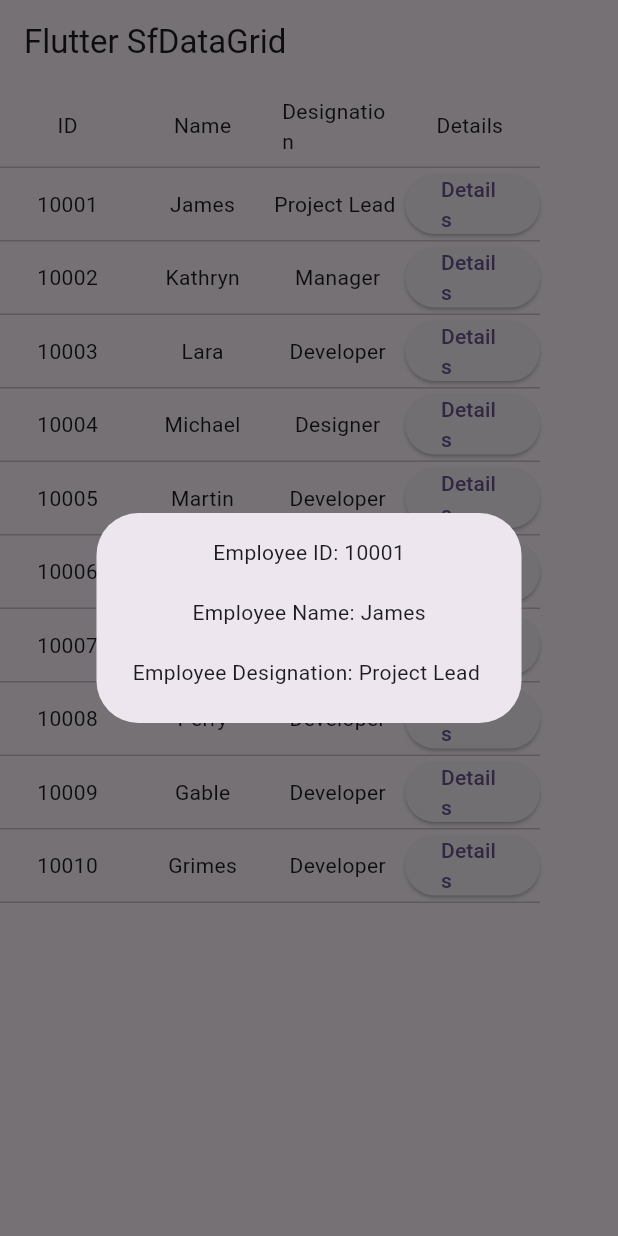
After one commit to greenhelix/dev_logs, a Flutter app: the SfDataGridDemo screen opened directly, after a tap on "Details", on a phone screen of 412 x 824 dp. The commit adds this screen. Run offline on Flutter 3.47's test engine with Material 3 defaults, Android fonts, the phone set to English and light mode, and no system bars; drawn by our look-alikes of syncfusion_flutter_datagrid.

Commit message:
Flutter Table
Flutter Table
Data Table을 사용하는데, 표 안에서 버틀을 만드는 것 등을
간단하게 구현할 수 있다.
그리고 이것 말고도 템플릿으로 여러가지가 있는듯하다.
opensource 형태로 제공되는데 어떻게 적용하는지 다음에 알아볼 예정이다.

그리고    dependency에 대해 pubspec.yaml에 추가를 하면 자동으로 impot 를 인지하고 다운로드도 받는다.

```diff
--- a/Flutter/flutter_ui_study/lib/table1.dart
+++ b/Flutter/flutter_ui_study/lib/tables/table1.dart
@@ -54,6 +54,8 @@
             }),
             cells: <DataCell>[DataCell(Text('Row $index')), DataCell(Text('test $index'))],  // column items add
             selected: selected[index],
+
+
             onSelectChanged: (bool? value) {
               setState(() {
                 selected[index] = value!;
--- /dev/null
+++ b/Flutter/flutter_ui_study/lib/tables/table2.dart
@@ -0,0 +1,153 @@
+import 'package:flutter/material.dart';
+import 'package:syncfusion_flutter_datagrid/datagrid.dart';
+
+void main() {
+  runApp(MaterialApp(
+      title: 'Flutter Demo',
+      theme: ThemeData(
+        primarySwatch: Colors.blue,
+      ),
+      home: const SfDataGridDemo()));
+}
+
+class SfDataGridDemo extends StatefulWidget {
+  const SfDataGridDemo({Key? key}) : super(key: key);
+
+  @override
+  _SfDataGridDemoState createState() => _SfDataGridDemoState();
+}
+
+class _SfDataGridDemoState extends State<SfDataGridDemo> {
+  List<Employee> _employees = <Employee>[];
+  late EmployeeDataSource _employeeDataSource;
+
+  @override
+  void initState() {
+    super.initState();
+    _employees = getEmployeeData();
+    _employeeDataSource = EmployeeDataSource(_employees);
+  }
+
+  @override
+  Widget build(BuildContext context) {
+    return Scaffold(
+      appBar: AppBar(
+        title: const Text('Flutter SfDataGrid'),
+      ),
+      body: SfDataGrid(source: _employeeDataSource, columns: [
+        GridColumn(
+          columnName: 'id',
+          label: Container(
+            padding: const EdgeInsets.all(8.0),
+            alignment: Alignment.center,
+            child: const Text('ID'),
+          ),
+        ),
+        GridColumn(
+          columnName: 'name',
+          label: Container(
+            padding: const EdgeInsets.all(8.0),
+            alignment: Alignment.center,
+            child: const Text('Name'),
+          ),
+        ),
+        GridColumn(
+          columnName: 'designation',
+          label: Container(
+            padding: const EdgeInsets.all(8.0),
+            alignment: Alignment.center,
+            child: const Text('Designation'),
+          ),
+        ),
+        GridColumn(
+          columnName: 'button',
+          label: Container(
+            padding: const EdgeInsets.all(8.0),
+            alignment: Alignment.center,
+            child: const Text('Details '),
+          ),
+        ),
+      ]),
+    );
+  }
+
+  List<Employee> getEmployeeData() {
+    return [
+      Employee(10001, 'James', 'Project Lead '),
+      Employee(10002, 'Kathryn', 'Manager'),
+      Employee(10003, 'Lara', 'Developer'),
+      Employee(10004, 'Michael', 'Designer'),
+      Employee(10005, 'Martin', 'Developer'),
+      Employee(10006, 'Newberry', 'Developer'),
+      Employee(10007, 'Balnc', 'Developer'),
+      Employee(10008, 'Perry', 'Developer'),
+      Employee(10009, 'Gable', 'Developer'),
+      Employee(10010, 'Grimes', 'Developer'),
+    ];
+  }
+}
+
+class EmployeeDataSource extends DataGridSource {
+  EmployeeDataSource(List<Employee> employees) {
+    buildDataGridRow(employees);
+  }
+
+  void buildDataGridRow(List<Employee> employeeData) {
+    dataGridRow = employeeData.map<DataGridRow>((employee) {
+      return DataGridRow(cells: [
+        DataGridCell<int>(columnName: 'id', value: employee.id),
+        DataGridCell<String>(columnName: 'name', value: employee.name),
+        DataGridCell<String>(
+            columnName: 'designation', value: employee.designation),
+        const DataGridCell<Widget>(columnName: 'button', value: null),
+      ]);
+    }).toList();
+  }
+
+  List<DataGridRow> dataGridRow = <DataGridRow>[];
+
+  @override
+  List<DataGridRow> get rows => dataGridRow.isEmpty ? [] : dataGridRow;
+
+  @override
+  DataGridRowAdapter? buildRow(DataGridRow row) {
+    return DataGridRowAdapter(
+        cells: row.getCells().map<Widget>((dataGridCell) {
+          return Container(
+              alignment: Alignment.center,
+              child: dataGridCell.columnName == 'button'
+                  ? LayoutBuilder(
+                  builder: (BuildContext context, BoxConstraints constraints) {
+                    return ElevatedButton(
+                        onPressed: () {
+                          showDialog(
+                              context: context,
+                              builder: (context) => AlertDialog(
+                                  content: SizedBox(
+                                      height: 100,
+                                      child: Column(
+                                        mainAxisAlignment:
+                                        MainAxisAlignment.spaceBetween,
+                                        children: [
+                                          Text(
+                                              'Employee ID: ${row.getCells()[0].value.toString()}'),
+                                          Text(
+                                              'Employee Name: ${row.getCells()[1].value.toString()}'),
+                                          Text(
+                                              'Employee Designation: ${row.getCells()[2].value.toString()}'),
+                                        ],
+                                      ))));
+                        },
+                        child: const Text('Details'));
+                  })
+                  : Text(dataGridCell.value.toString()));
+        }).toList());
+  }
+}
+
+class Employee {
+  Employee(this.id, this.name, this.designation);
+  final int id;
+  final String name;
+  final String designation;
+}
--- a/Flutter/flutter_ui_study/pubspec.yaml
+++ b/Flutter/flutter_ui_study/pubspec.yaml
@@ -30,6 +30,7 @@
 dependencies:
   flutter:
     sdk: flutter
+  syncfusion_flutter_datagrid: ^29.1.35
 
   # The following adds the Cupertino Icons font to your application.
   # Use with the CupertinoIcons class for iOS style icons.
```
Also changed, not shown: Flutter/flutter_ui_study/pubspec.lock, 1 other file.
